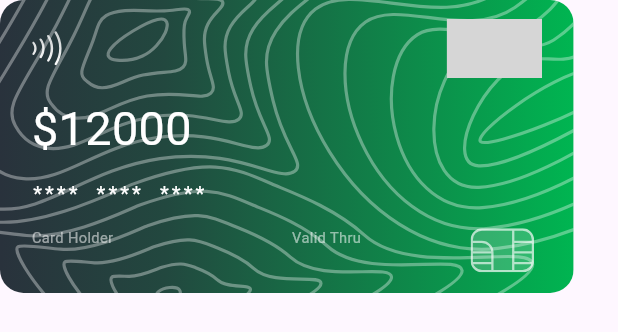
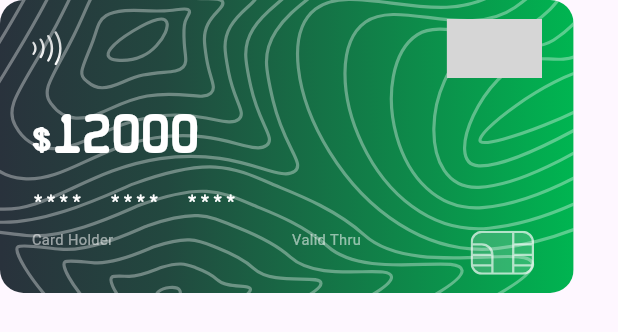
Before and after one commit to ShinasNajeerKoya/expenso_expense_tracker, a Flutter app: the CreditCardWidget widget shown alone on an empty page, opened directly with empty values, on a phone screen of 412 x 824 dp. Shown: the top 332 px of the screen. Run offline on Flutter 3.47's test engine with Material 3 defaults, Android fonts, the phone set to English and light mode, and no system bars; our stand-ins replace carousel_slider, drift, easy_localization, flutter_bloc, flutter_card_swiper, flutter_screenutil and 4 more; missing offline and left inert: build; accounts and stored records are empty; generated files the repository leaves out were written again; Roboto replaces fonts that are missing (Anta); project files that could hold a hidden picture were left out; grey boxes are pictures that could not be loaded.

Commit message:
-- new credit card fonts added

```diff
--- /dev/null
+++ b/lib/config/font_manager/font_styles.dart
@@ -0,0 +1,20 @@
+import 'package:flutter/material.dart';
+import '../themes/fonts.dart';
+
+extension FontStyles on TextStyle {
+  static TextStyle creditCard(
+      {double size = FontSizes.md,
+      Color? color,
+      FontWeight weight = FontWeight.normal,
+      FontStyle style = FontStyle.normal,
+      double? letterSpacing}) {
+    return TextStyle(
+      fontFamily: AppFonts.creditCard,
+      fontSize: size,
+      color: color,
+      fontWeight: weight,
+      fontStyle: style,
+      letterSpacing: letterSpacing,
+    );
+  }
+}
--- /dev/null
+++ b/lib/config/themes/fonts.dart
@@ -0,0 +1,17 @@
+// lib/config/themes/fonts.dart
+
+class AppFonts {
+  static const String creditCard = 'credit card';
+}
+
+class FontSizes {
+  static const double xs = 10;
+  static const double sm = 12;
+  static const double md = 14;
+  static const double lg = 16;
+  static const double xl = 18;
+  static const double xxl = 20;
+  static const double heading = 24;
+  static const double title = 28;
+  static const double display = 32;
+}
--- a/lib/domain/dao/add_card/add_card_dao.dart
+++ b/lib/domain/dao/add_card/add_card_dao.dart
@@ -1,8 +1,7 @@
-import 'package:card_scanner/card_scanner.dart';
+// import 'package:card_scanner/card_scanner.dart';
 
 import '../../../data/local_persistence/app_database.dart';
 import '../../models/add_card/add_card_model.dart';
-
 
 abstract class CardDetailsDao {
   Future<void> insertCard(CardsDetailsCompanion card);
@@ -10,5 +9,4 @@ abstract class CardDetailsDao {
   Future<void> deleteCard(int id);
 
   Future<void> updateCard(AddCardModel card);
-
 }
--- a/lib/presentation/home/pages/home_page.dart
+++ b/lib/presentation/home/pages/home_page.dart
@@ -14,6 +14,7 @@ import 'package:get_it/get_it.dart';
 import 'package:google_fonts/google_fonts.dart';
 import 'package:flutter_card_swiper/flutter_card_swiper.dart';
 
+import '../../../config/font_manager/font_styles.dart';
 import '../../../domain/models/add_card/add_card_model.dart';
 import '../../add_card/pages/add_card_page.dart';
 import '../../add_card/utils/card_type_extensions.dart';
@@ -384,26 +385,22 @@ class CreditCardWidget extends StatelessWidget {
                     ),
                   ],
                 ),
-                SizedBox(
-                  height: 12.h,
-                ),
+                verticalMargin24,
                 Text(
                   "\$12000",
                   // titilliumWeb , exo2, saira
-                  style: GoogleFonts.anta(
+                  style: FontStyles.creditCard(
                     color: Colors.white,
-                    fontSize: 32.sp,
-                    fontWeight: FontWeight.normal,
+                    size: 24.sp,
+                    // fontWeight: FontWeight.normal,
                   ),
                 ),
-                SizedBox(
-                  height: 12.h,
-                ),
+                verticalMargin16,
                 Text(
                   "****  ****  ****  $cardNumber",
-                  style: GoogleFonts.anta(
+                  style: FontStyles.creditCard(
                     color: Colors.white,
-                    fontSize: 14.sp,
+                    size: 12.sp,
                     letterSpacing: 2,
                   ),
                 ),
```
Also changed, not shown: lib/config/font_manager/font_manager.dart (added, +41 -0 lines), pubspec.yaml (+13 -2 lines), assets/fonts/credit_card.ttf (added), assets/fonts/credit_card_font.otf (added), pubspec.lock (deleted), 4 other files.
